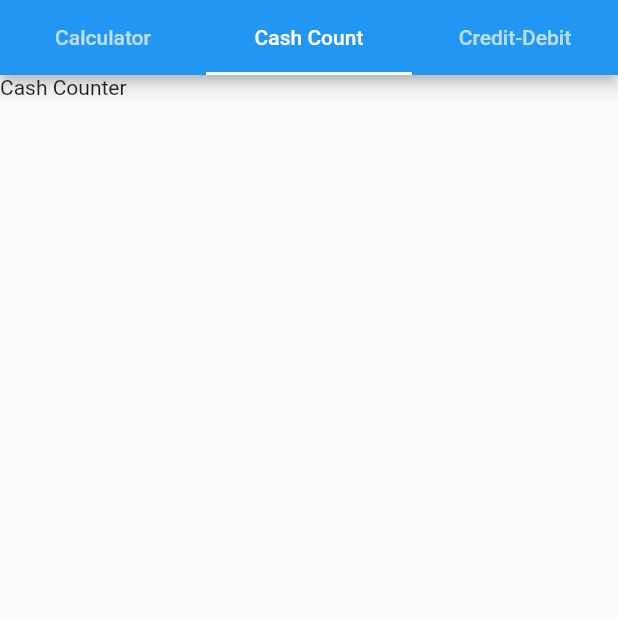
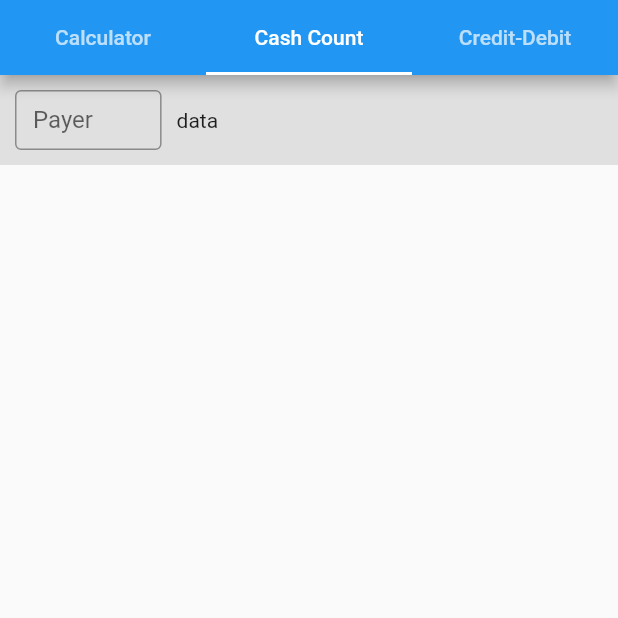
Before and after one commit to codingstark-dev/cashcounter, a Flutter app: the screen it shows after launch, tab 2 chosen, on a phone screen of 412 x 824 dp, the top half of it. Run offline on Flutter 3.47's test engine with Material 2 defaults, Android fonts, the light colour scheme and no system bars; our stand-ins replace math_expressions.

```diff
--- a/lib/screens/cashcount.dart
+++ b/lib/screens/cashcount.dart
@@ -11,7 +11,33 @@ class _CashCounterState extends State<CashCounter> {
   @override
   Widget build(BuildContext context) {
     return Container(
-      child: Text("Cash Counter"),
+      child: Column(children: <Widget>[
+        Container(
+          color: Colors.grey[300],
+          child: SizedBox(
+            height: 60,
+            child: Row(
+              children: [
+                //create box textfield for cash
+                Expanded(
+                  flex: 2,
+                  child: Container(
+                    margin: EdgeInsets.all(10),
+                    child: TextField(
+                      decoration: InputDecoration(
+                        border: OutlineInputBorder(),
+                        labelText: 'Payer',
+                      ),
+                    ),
+                  ),
+                ),
+
+                Expanded(flex: 5, child: Text("data"))
+              ],
+            ),
+          ),
+        )
+      ]),
     );
   }
 }
--- a/lib/screens/home.dart
+++ b/lib/screens/home.dart
@@ -12,6 +12,7 @@ class Home extends StatelessWidget {
       length: 3,
       initialIndex: 0,
       child: Scaffold(
+        resizeToAvoidBottomInset: false,
         appBar: PreferredSize(
           preferredSize: Size(100, 50),
           child: AppBar(
```
Also changed, not shown: assets/notes/01.jpg (added), assets/notes/02.jpg (added), assets/notes/05.jpg (added), assets/notes/10.jpg (added), assets/notes/100.jpg (added), assets/notes/20.jpg (added), assets/notes/200.jpg (added), assets/notes/2000.jpg (added), assets/notes/50.jpg (added), assets/notes/500.jpg (added).
